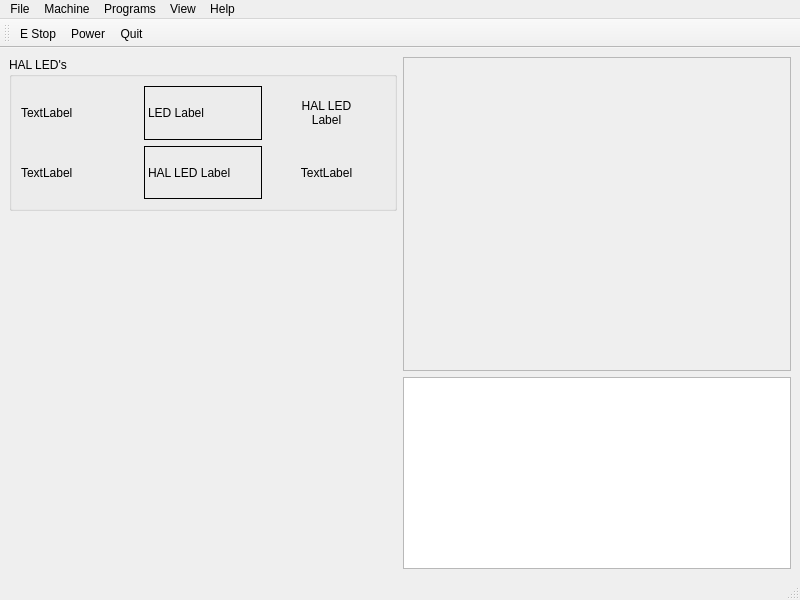
Above: examples/features/led/led.ui from jethornton/flexgui before the change. Below: the same form after it.
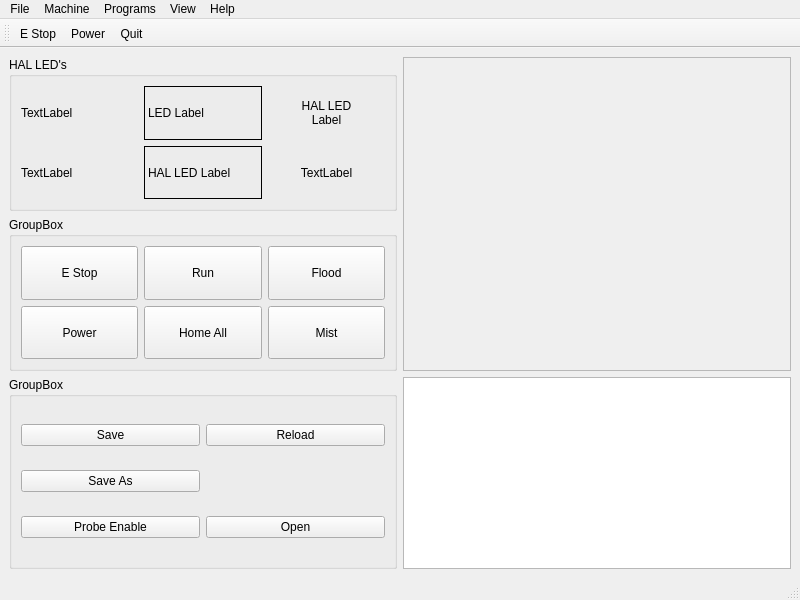
That is the form after the change.

```diff
--- a/examples/features/led/led.ui
+++ b/examples/features/led/led.ui
@@ -185,6 +185,167 @@
       </layout>
      </widget>
     </item>
+    <item row="1" column="0">
+     <widget class="QGroupBox" name="groupBox_2">
+      <property name="title">
+       <string>GroupBox</string>
+      </property>
+      <layout class="QGridLayout" name="gridLayout_3">
+       <item row="0" column="0">
+        <widget class="QPushButton" name="estop_pb">
+         <property name="sizePolicy">
+          <sizepolicy hsizetype="Preferred" vsizetype="Preferred">
+           <horstretch>0</horstretch>
+           <verstretch>0</verstretch>
+          </sizepolicy>
+         </property>
+         <property name="text">
+          <string>E Stop</string>
+         </property>
+         <property name="led_indicator" stdset="0">
+          <bool>true</bool>
+         </property>
+        </widget>
+       </item>
+       <item row="0" column="1">
+        <widget class="QPushButton" name="run_pb">
+         <property name="sizePolicy">
+          <sizepolicy hsizetype="Preferred" vsizetype="Preferred">
+           <horstretch>0</horstretch>
+           <verstretch>0</verstretch>
+          </sizepolicy>
+         </property>
+         <property name="text">
+          <string>Run</string>
+         </property>
+         <property name="led_indicator" stdset="0">
+          <bool>true</bool>
+         </property>
+        </widget>
+       </item>
+       <item row="0" column="2">
+        <widget class="QPushButton" name="flood_pb">
+         <property name="sizePolicy">
+          <sizepolicy hsizetype="Preferred" vsizetype="Preferred">
+           <horstretch>0</horstretch>
+           <verstretch>0</verstretch>
+          </sizepolicy>
+         </property>
+         <property name="text">
+          <string>Flood</string>
+         </property>
+         <property name="led_indicator" stdset="0">
+          <bool>true</bool>
+         </property>
+        </widget>
+       </item>
+       <item row="1" column="0">
+        <widget class="QPushButton" name="power_pb">
+         <property name="sizePolicy">
+          <sizepolicy hsizetype="Preferred" vsizetype="Preferred">
+           <horstretch>0</horstretch>
+           <verstretch>0</verstretch>
+          </sizepolicy>
+         </property>
+         <property name="text">
+          <string>Power</string>
+         </property>
+         <property name="led_indicator" stdset="0">
+          <bool>true</bool>
+         </property>
+        </widget>
+       </item>
+       <item row="1" column="1">
+        <widget class="QPushButton" name="home_all_pb">
+         <property name="sizePolicy">
+          <sizepolicy hsizetype="Preferred" vsizetype="Preferred">
+           <horstretch>0</horstretch>
+           <verstretch>0</verstretch>
+          </sizepolicy>
+         </property>
+         <property name="text">
+          <string>Home All</string>
+         </property>
+         <property name="led_indicator" stdset="0">
+          <bool>true</bool>
+         </property>
+        </widget>
+       </item>
+       <item row="1" column="2">
+        <widget class="QPushButton" name="mist_pb">
+         <property name="sizePolicy">
+          <sizepolicy hsizetype="Preferred" vsizetype="Preferred">
+           <horstretch>0</horstretch>
+           <verstretch>0</verstretch>
+          </sizepolicy>
+         </property>
+         <property name="text">
+          <string>Mist</string>
+         </property>
+         <property name="led_indicator" stdset="0">
+          <bool>true</bool>
+         </property>
+        </widget>
+       </item>
+      </layout>
+     </widget>
+    </item>
+    <item row="2" column="0">
+     <widget class="QGroupBox" name="groupBox_3">
+      <property name="title">
+       <string>GroupBox</string>
+      </property>
+      <layout class="QGridLayout" name="gridLayout_4">
+       <item row="2" column="0">
+        <widget class="QPushButton" name="probing_enable_pb">
+         <property name="text">
+          <string>Probe Enable</string>
+         </property>
+         <property name="led_indicator" stdset="0">
+          <bool>true</bool>
+         </property>
+        </widget>
+       </item>
+       <item row="0" column="0">
+        <widget class="QPushButton" name="save_pb">
+         <property name="text">
+          <string>Save</string>
+         </property>
+         <property name="led_indicator" stdset="0">
+          <bool>true</bool>
+         </property>
+        </widget>
+       </item>
+       <item row="2" column="1">
+        <widget class="QPushButton" name="open_pb">
+         <property name="text">
+          <string>Open</string>
+         </property>
+        </widget>
+       </item>
+       <item row="1" column="0">
+        <widget class="QPushButton" name="save_as_pb">
+         <property name="text">
+          <string>Save As</string>
+         </property>
+         <property name="led_indicator" stdset="0">
+          <bool>true</bool>
+         </property>
+        </widget>
+       </item>
+       <item row="0" column="1">
+        <widget class="QPushButton" name="reload_pb">
+         <property name="text">
+          <string>Reload</string>
+         </property>
+         <property name="led_indicator" stdset="0">
+          <bool>true</bool>
+         </property>
+        </widget>
+       </item>
+      </layout>
+     </widget>
+    </item>
    </layout>
   </widget>
   <widget class="QMenuBar" name="menubar">
```
